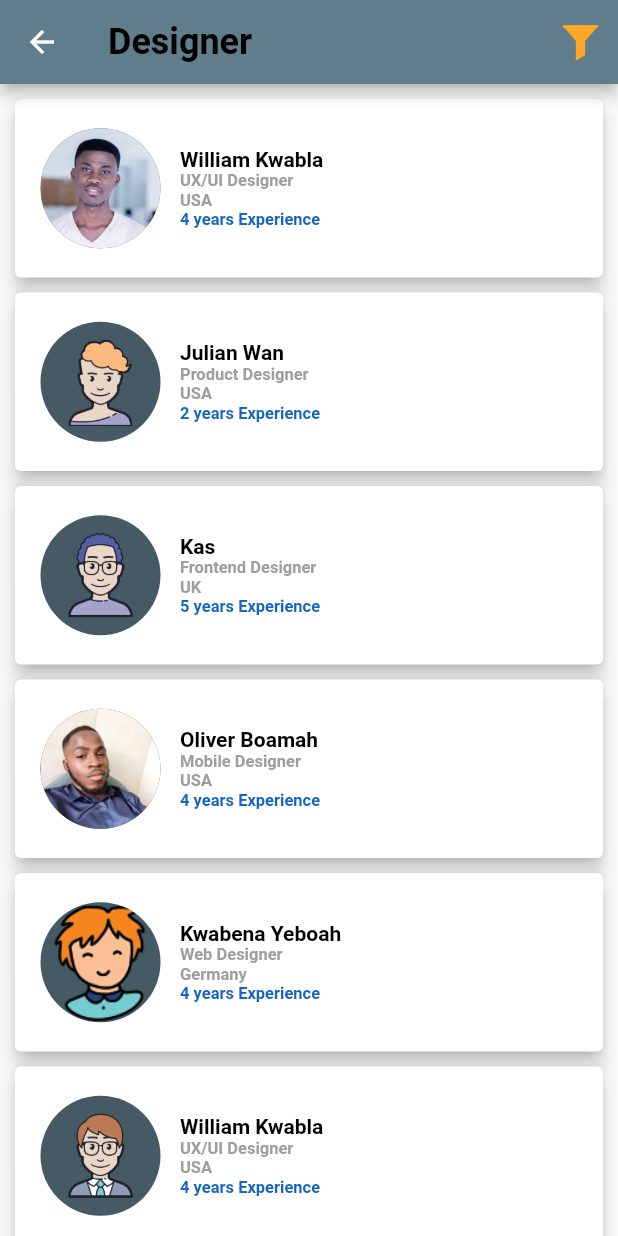
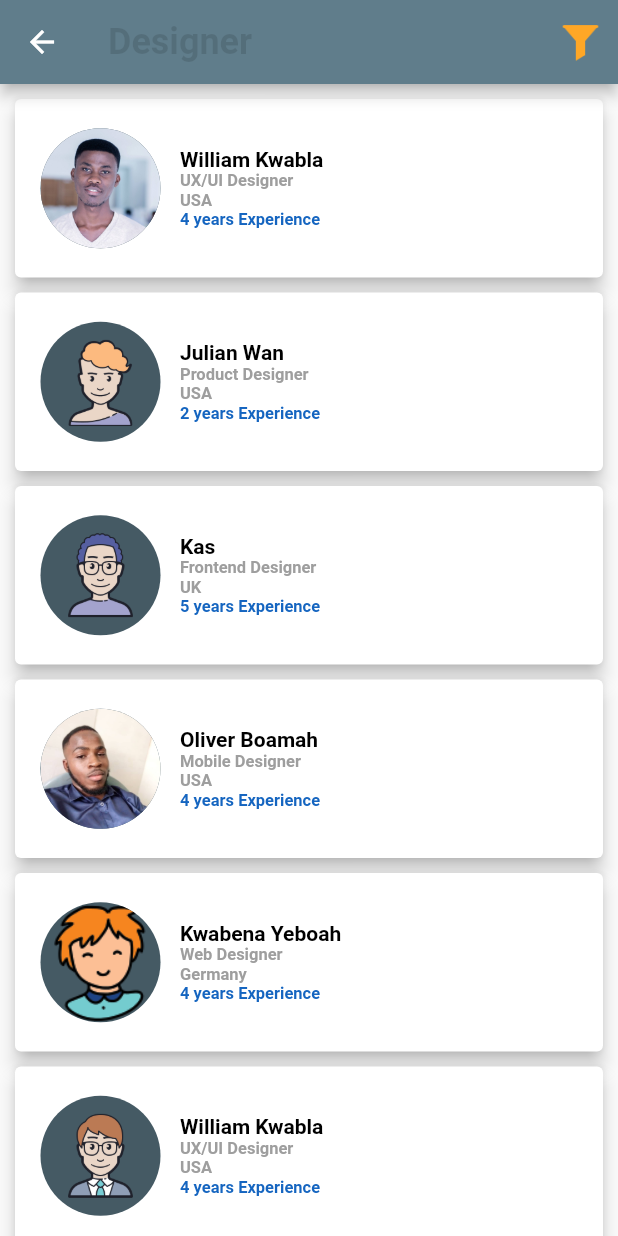
Before and after one commit to Williano/Job-Listing, a Flutter app: the screen it shows after launch, after a tap on "Designer", on a phone screen of 412 x 824 dp. Run offline on Flutter 3.47's test engine with Material 2 defaults, Android fonts, the phone set to English and light mode, and no system bars; our stand-ins replace google_fonts.

Commit message:
Update color

```diff
--- a/lib/category_clients_screen.dart
+++ b/lib/category_clients_screen.dart
@@ -21,7 +21,9 @@ class _CategoryClientsScreenState extends State<CategoryClientsScreen> {
         title: Text(
           categoryName,
           style: GoogleFonts.mPlusRounded1c(
-              fontSize: 24.0, fontWeight: FontWeight.bold, color: Colors.black),
+              fontSize: 24.0,
+              fontWeight: FontWeight.bold,
+              color: Colors.black12),
         ),
         actions: <Widget>[
           Padding(
```
